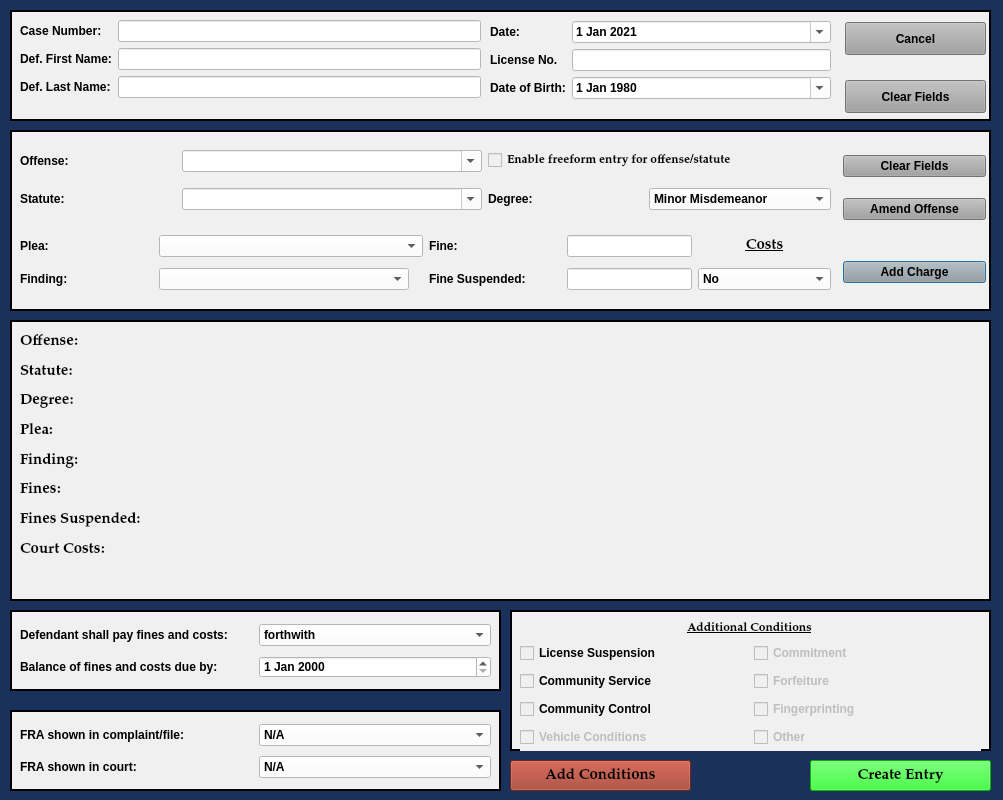
Before: the Qt Designer form resources/ui/MinorMisdemeanorDialog.ui in HunterProgram22/MuniEntry, drawn with Qt 5.
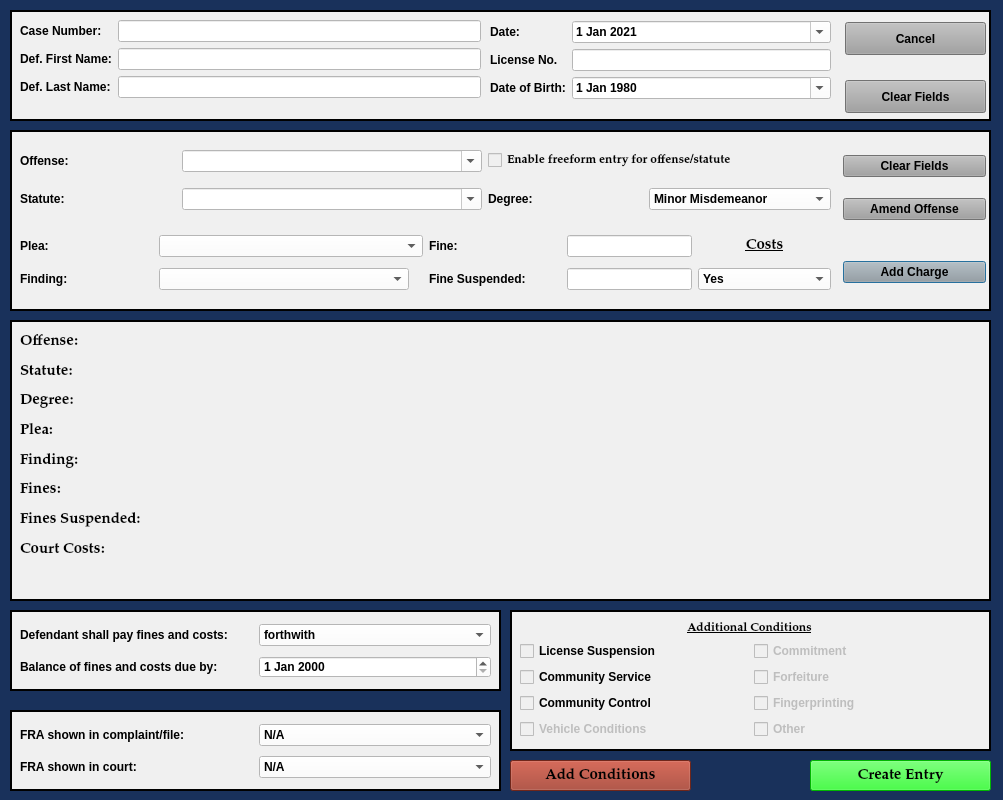
After: the same form once the commit is applied.

Commit message: Set tab focus to offense after add charge.

Patch:
```diff
--- a/resources/ui/MinorMisdemeanorDialog.ui
+++ b/resources/ui/MinorMisdemeanorDialog.ui
@@ -437,7 +437,7 @@
        </property>
        <item>
         <property name="text">
-         <string>No</string>
+         <string>Yes</string>
         </property>
        </item>
        <item>
@@ -1247,7 +1247,7 @@
       <x>10</x>
       <y>31</y>
       <width>461</width>
-      <height>112</height>
+      <height>101</height>
      </rect>
     </property>
     <layout class="QGridLayout" name="gridLayout_5">
```
Left out of the diff: 39 changed lines with no effect on the pictures. The commit also changes 3 other files.
